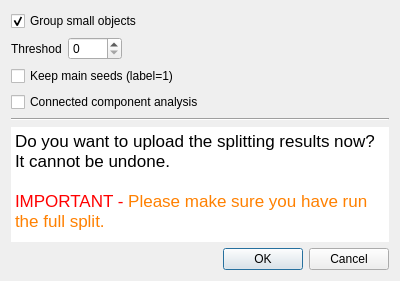
Qt form neurolabi/gui/dialogs/zflyemsplitcommitdialog.ui (janelia-flyem/NeuTu) before a commit.
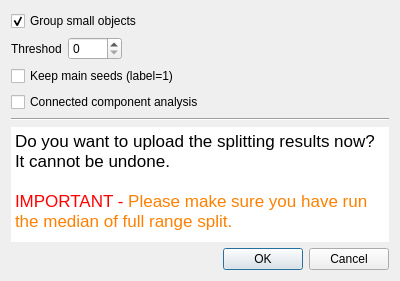
The same form after that commit.

Commit message: allows merging isolated splits with the same label

Patch:
```diff
--- a/neurolabi/gui/dialogs/zflyemsplitcommitdialog.ui
+++ b/neurolabi/gui/dialogs/zflyemsplitcommitdialog.ui
@@ -97,10 +97,10 @@
       <string>&lt;!DOCTYPE HTML PUBLIC &quot;-//W3C//DTD HTML 4.0//EN&quot; &quot;http://www.w3.org/TR/REC-html40/strict.dtd&quot;&gt;
 &lt;html&gt;&lt;head&gt;&lt;meta name=&quot;qrichtext&quot; content=&quot;1&quot; /&gt;&lt;style type=&quot;text/css&quot;&gt;
 p, li { white-space: pre-wrap; }
-&lt;/style&gt;&lt;/head&gt;&lt;body style=&quot; font-family:'Lucida Grande'; font-size:13pt; font-weight:400; font-style:normal;&quot;&gt;
-&lt;p style=&quot; margin-top:0px; margin-bottom:0px; margin-left:0px; margin-right:0px; -qt-block-indent:0; text-indent:0px;&quot;&gt;Do you want to upload the splitting results now? It cannot be undone.&lt;/p&gt;
-&lt;p style=&quot;-qt-paragraph-type:empty; margin-top:0px; margin-bottom:0px; margin-left:0px; margin-right:0px; -qt-block-indent:0; text-indent:0px;&quot;&gt;&lt;br /&gt;&lt;/p&gt;
-&lt;p style=&quot; margin-top:0px; margin-bottom:0px; margin-left:0px; margin-right:0px; -qt-block-indent:0; text-indent:0px;&quot;&gt;&lt;span style=&quot; color:#ff0000;&quot;&gt;IMPORTANT -&lt;/span&gt; &lt;span style=&quot; color:#ff8000;&quot;&gt;Please make sure you have run the full split.&lt;/span&gt;&lt;/p&gt;&lt;/body&gt;&lt;/html&gt;</string>
+&lt;/style&gt;&lt;/head&gt;&lt;body style=&quot; font-family:'.SF NS Text'; font-size:13pt; font-weight:400; font-style:normal;&quot;&gt;
+&lt;p style=&quot; margin-top:0px; margin-bottom:0px; margin-left:0px; margin-right:0px; -qt-block-indent:0; text-indent:0px;&quot;&gt;&lt;span style=&quot; font-family:'Lucida Grande';&quot;&gt;Do you want to upload the splitting results now? It cannot be undone.&lt;/span&gt;&lt;/p&gt;
+&lt;p style=&quot;-qt-paragraph-type:empty; margin-top:0px; margin-bottom:0px; margin-left:0px; margin-right:0px; -qt-block-indent:0; text-indent:0px; font-family:'Lucida Grande';&quot;&gt;&lt;br /&gt;&lt;/p&gt;
+&lt;p style=&quot; margin-top:0px; margin-bottom:0px; margin-left:0px; margin-right:0px; -qt-block-indent:0; text-indent:0px;&quot;&gt;&lt;span style=&quot; font-family:'Lucida Grande'; color:#ff0000;&quot;&gt;IMPORTANT -&lt;/span&gt;&lt;span style=&quot; font-family:'Lucida Grande';&quot;&gt; &lt;/span&gt;&lt;span style=&quot; font-family:'Lucida Grande'; color:#ff8000;&quot;&gt;Please make sure you have run the median of full range split.&lt;/span&gt;&lt;/p&gt;&lt;/body&gt;&lt;/html&gt;</string>
      </property>
     </widget>
    </item>
```
The commit also changes 29 other files.
